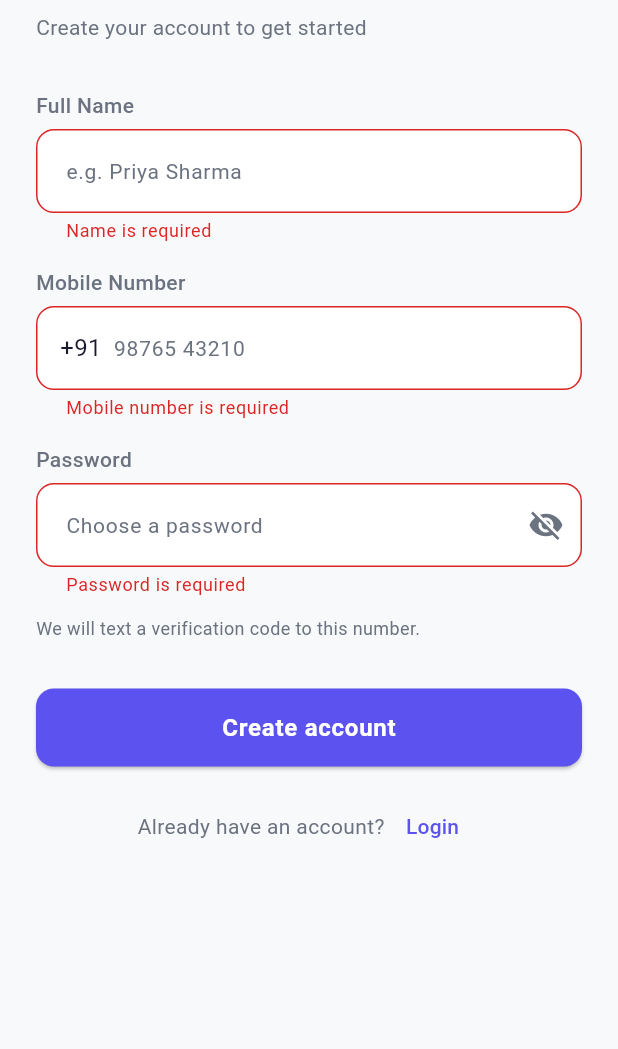
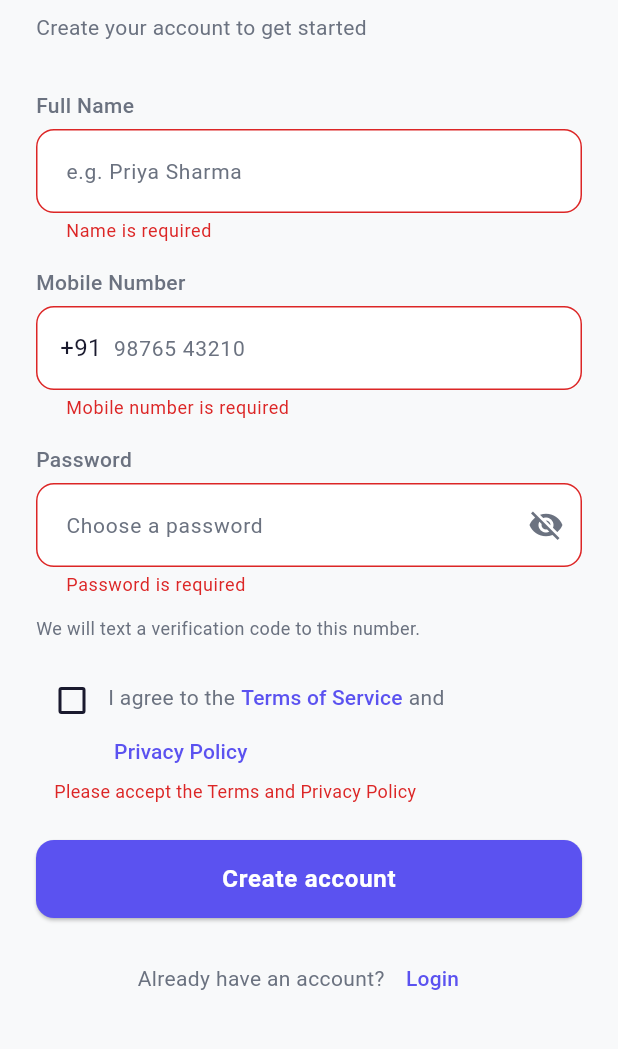
Before and after one commit to alakh8653/AlakhService, a Flutter app: the RegisterPage screen opened directly, after a tap on "Create account", on a phone screen of 412 x 824 dp, the part 171-1220 px from its top. Run offline on Flutter 3.47's test engine with Material 3 defaults, Android fonts, the phone set to English and light mode, and no system bars; our stand-ins replace connectivity_plus, dartz, dio, equatable, flutter_bloc, flutter_secure_storage and 6 more; missing offline and left inert: encrypt, razorpay_flutter; accounts and stored records are empty; network calls fail; Roboto replaces fonts that are missing (Poppins).

Commit message:
feat(mobile): required Terms and Privacy consent at sign-up
The register screen asks GET /api/v1/legal/current for the Terms version and
links (falling back to 2026-10 and LEGAL_BASE_URL pages) and sends
accepted_terms_version with the registration.

Co-Authored-By: Claude Opus 5.5 <noreply@anthropic.com>
Claude-Session: https://claude.ai/code/session_01GJFERNMU4BnRseq4wD3ZF9

```diff
--- a/apps/mobile_app/lib/core/di/injection_container.dart
+++ b/apps/mobile_app/lib/core/di/injection_container.dart
@@ -23,6 +23,7 @@ import '../../features/booking/domain/usecases/cancel_booking_usecase.dart';
 import '../../features/booking/domain/usecases/create_booking_usecase.dart';
 import '../../features/booking/presentation/bloc/booking_bloc.dart';
 import '../../features/chat/data/chat_api.dart';
+import '../../features/legal/data/legal_api.dart';
 import '../../features/notifications/data/notifications_api.dart';
 import '../../features/payment/data/payment_api.dart';
 import '../../features/jobs/data/location_reporter.dart';
@@ -124,4 +125,5 @@ Future<void> init({TokenStore? tokens}) async {
   sl.registerLazySingleton(() => AvailabilityApi(sl()));
   sl.registerLazySingleton(() => ShopHoursApi(sl()));
   sl.registerLazySingleton(() => ChatApi(sl()));
+  sl.registerLazySingleton(() => LegalApi(sl()));
 }
--- a/apps/mobile_app/lib/features/auth/domain/repositories/auth_repository.dart
+++ b/apps/mobile_app/lib/features/auth/domain/repositories/auth_repository.dart
@@ -1,17 +1,20 @@
 import 'package:dartz/dartz.dart';
 import '../../../../core/errors/failures.dart';
 import '../entities/user.dart';
+import '../../../legal/data/legal_api.dart';
 
 abstract class AuthRepository {
   /// Signs in with an email or phone number and password.
   Future<Either<Failure, User>> login({required String phone, required String password});
 
-  /// Creates the account and texts a verification code to [phone].
+  /// Creates the account and texts a verification code to [phone]. [acceptedTermsVersion] is the
+  /// Terms version the user agreed to.
   Future<Either<Failure, bool>> register({
     required String name,
     required String phone,
     required String password,
     required String role,
+    String acceptedTermsVersion = LegalLinks.fallbackTermsVersion,
   });
 
   /// Confirms a 'registration' or 'login' code, which signs the user in.
--- a/apps/mobile_app/lib/features/auth/domain/usecases/register_usecase.dart
+++ b/apps/mobile_app/lib/features/auth/domain/usecases/register_usecase.dart
@@ -1,6 +1,7 @@
 import 'package:dartz/dartz.dart';
 import 'package:equatable/equatable.dart';
 import '../../../../core/errors/failures.dart';
+import '../../../legal/data/legal_api.dart';
 import '../repositories/auth_repository.dart';
 
 class RegisterUseCase {
@@ -14,6 +15,7 @@ class RegisterUseCase {
       phone: params.phone,
       password: params.password,
       role: params.role,
+      acceptedTermsVersion: params.acceptedTermsVersion,
     );
   }
 }
@@ -23,14 +25,16 @@ class RegisterParams extends Equatable {
   final String phone;
   final String password;
   final String role;
+  final String acceptedTermsVersion;
 
   const RegisterParams({
     required this.name,
     required this.phone,
     required this.password,
     required this.role,
+    this.acceptedTermsVersion = LegalLinks.fallbackTermsVersion,
   });
 
   @override
-  List<Object?> get props => [name, phone, password, role];
+  List<Object?> get props => [name, phone, password, role, acceptedTermsVersion];
 }
--- a/apps/mobile_app/lib/features/auth/presentation/bloc/auth_bloc.dart
+++ b/apps/mobile_app/lib/features/auth/presentation/bloc/auth_bloc.dart
@@ -68,6 +68,7 @@ class AuthBloc extends Bloc<AuthEvent, AuthState> {
         phone: event.phone,
         password: event.password,
         role: event.role,
+        acceptedTermsVersion: event.acceptedTermsVersion,
       ),
     );
     result.fold(
--- a/apps/mobile_app/lib/features/auth/presentation/bloc/auth_event.dart
+++ b/apps/mobile_app/lib/features/auth/presentation/bloc/auth_event.dart
@@ -1,4 +1,6 @@
 import 'package:equatable/equatable.dart';
+
+import '../../../legal/data/legal_api.dart';
 
 abstract class AuthEvent extends Equatable {
   const AuthEvent();
@@ -23,15 +25,19 @@ class RegisterRequested extends AuthEvent {
   final String password;
   final String role;
 
+  /// The Terms version the user ticked to accept.
+  final String acceptedTermsVersion;
+
   const RegisterRequested({
     required this.name,
     required this.phone,
     required this.password,
     required this.role,
+    this.acceptedTermsVersion = LegalLinks.fallbackTermsVersion,
   });
 
   @override
-  List<Object> get props => [name, phone, password, role];
+  List<Object> get props => [name, phone, password, role, acceptedTermsVersion];
 }
 
 class OtpVerificationRequested extends AuthEvent {
--- a/apps/mobile_app/lib/features/auth/presentation/pages/register_page.dart
+++ b/apps/mobile_app/lib/features/auth/presentation/pages/register_page.dart
@@ -2,12 +2,15 @@ import 'package:flutter/material.dart';
 import 'package:flutter/services.dart';
 import 'package:flutter_bloc/flutter_bloc.dart';
 import '../../../../core/constants/app_constants.dart';
+import '../../../../core/di/injection_container.dart';
 import '../../../../core/theme/app_colors.dart';
 import '../../../../core/theme/app_theme.dart';
 import '../../../../core/theme/app_text_styles.dart';
 import '../../../../shared/widgets/custom_button.dart';
 import '../../../../shared/widgets/custom_text_field.dart';
 import '../../../../shared/utils/validators.dart';
+import '../../../directions/presentation/how_to_get_there_sheet.dart' show LinkOpener, openExternally;
+import '../../../legal/data/legal_api.dart';
 import '../bloc/auth_bloc.dart';
 import '../bloc/auth_event.dart';
 import '../bloc/auth_state.dart';
@@ -16,7 +19,11 @@ import 'otp_verification_page.dart';
 import '../../../../l10n/l10n.dart';
 
 class RegisterPage extends StatefulWidget {
-  const RegisterPage({super.key});
+  /// Where the current Terms version and links come from; the build's own when left out.
+  final LegalApi? legalApi;
+  final LinkOpener? open;
+
+  const RegisterPage({super.key, this.legalApi, this.open});
 
   @override
   State<RegisterPage> createState() => _RegisterPageState();
@@ -28,6 +35,19 @@ class _RegisterPageState extends State<RegisterPage> {
   final _phoneController = TextEditingController();
   final _passwordController = TextEditingController();
   bool _obscurePassword = true;
+  bool _acceptedTerms = false;
+  LegalInfo _legal = LegalInfo.fallback;
+
+  @override
+  void initState() {
+    super.initState();
+    final api = widget.legalApi ?? (sl.isRegistered<LegalApi>() ? sl<LegalApi>() : null);
+    api?.current().then((info) {
+      if (mounted) setState(() => _legal = info);
+    });
+  }
+
+  void _openLink(String url) => (widget.open ?? openExternally)(Uri.parse(url)).catchError((Object _) => false);
 
   @override
   void dispose() {
@@ -46,6 +66,7 @@ class _RegisterPageState extends State<RegisterPage> {
               phone: _phoneController.text.trim(),
               password: _passwordController.text,
               role: AppConstants.roleUser,
+              acceptedTermsVersion: _legal.termsVersion,
             ),
           );
     }
@@ -138,7 +159,51 @@ class _RegisterPageState extends State<RegisterPage> {
                   l10n.registerCodeNote,
                   style: AppTextStyles.caption.themed(context),
                 ),
-                const SizedBox(height: 32),
+                const SizedBox(height: 16),
+                FormField<bool>(
+                  initialValue: _acceptedTerms,
+                  validator: (_) => _acceptedTerms ? null : l10n.termsRequired,
+                  builder: (field) => Column(
+                    crossAxisAlignment: CrossAxisAlignment.start,
+                    children: [
+                      Row(
+                        crossAxisAlignment: CrossAxisAlignment.start,
+                        children: [
+                          Checkbox(
+                            value: _acceptedTerms,
+                            onChanged: (value) {
+                              setState(() => _acceptedTerms = value ?? false);
+                              field.didChange(value);
+                            },
+                          ),
+                          Expanded(
+                            child: Padding(
+                              padding: const EdgeInsets.only(top: 4),
+                              child: Wrap(
+                                crossAxisAlignment: WrapCrossAlignment.center,
+                                children: [
+                                  Text(l10n.termsAgree, style: AppTextStyles.body2.themed(context)),
+                                  _LinkButton(label: l10n.termsOfService, onTap: () => _openLink(_legal.termsUrl)),
+                                  Text(l10n.termsAnd, style: AppTextStyles.body2.themed(context)),
+                                  _LinkButton(label: l10n.privacyPolicy, onTap: () => _openLink(_legal.privacyUrl)),
+                                ],
+                              ),
+                            ),
+                          ),
+                        ],
+                      ),
+                      if (field.hasError)
+                        Padding(
+                          padding: const EdgeInsets.only(left: 12),
+                          child: Text(
+                            field.errorText!,
+                            style: AppTextStyles.caption.copyWith(color: context.colors.error),
+                          ),
+                        ),
+                    ],
+                  ),
+                ),
+                const SizedBox(height: 24),
                 BlocBuilder<AuthBloc, AuthState>(
                   builder: (context, state) {
                     return CustomButton(
@@ -168,3 +233,22 @@ class _RegisterPageState extends State<RegisterPage> {
     );
   }
 }
+
+/// A compact text link inside a sentence.
+class _LinkButton extends StatelessWidget {
+  final String label;
+  final VoidCallback onTap;
+
+  const _LinkButton({required this.label, required this.onTap});
+
+  @override
+  Widget build(BuildContext context) => TextButton(
+        onPressed: onTap,
+        style: TextButton.styleFrom(
+          padding: const EdgeInsets.symmetric(horizontal: 4),
+          minimumSize: const Size(0, 36),
+          tapTargetSize: MaterialTapTargetSize.shrinkWrap,
+        ),
+        child: Text(label),
+      );
+}
--- /dev/null
+++ b/apps/mobile_app/lib/features/legal/data/legal_api.dart
@@ -0,0 +1,74 @@
+import '../../../core/constants/api_constants.dart';
+import '../../../core/network/api_client.dart';
+
+/// Where the legal pages live. Set per build with `--dart-define=LEGAL_BASE_URL=https://example.in`.
+/// PLACEHOLDER: replace the default with the real site before release.
+class LegalLinks {
+  LegalLinks._();
+
+  static const String baseUrl = String.fromEnvironment('LEGAL_BASE_URL', defaultValue: 'https://alakhservice.in');
+
+  /// The Terms version this build was written against, sent when the server can't be asked.
+  static const String fallbackTermsVersion = '2026-10';
+}
+
+/// The current Terms version and the legal pages (GET /api/v1/legal/current, public).
+class LegalInfo {
+  final String termsVersion;
+  final String termsUrl;
+  final String privacyUrl;
+  final String refundUrl;
+  final String grievanceUrl;
+
+  const LegalInfo({
+    required this.termsVersion,
+    required this.termsUrl,
+    required this.privacyUrl,
+    required this.refundUrl,
+    required this.grievanceUrl,
+  });
+
+  /// The build's own links and version, for when the server can't be reached.
+  static const fallback = LegalInfo(
+    termsVersion: LegalLinks.fallbackTermsVersion,
+    termsUrl: '${LegalLinks.baseUrl}/terms',
+    privacyUrl: '${LegalLinks.baseUrl}/privacy',
+    refundUrl: '${LegalLinks.baseUrl}/refunds',
+    grievanceUrl: '${LegalLinks.baseUrl}/grievance',
+  );
+
+  factory LegalInfo.fromJson(Map<String, dynamic> json) {
+    String pick(String key, String fallback) {
+      final value = json[key];
+      return value is String && value.isNotEmpty ? value : fallback;
+    }
+
+    return LegalInfo(
+      termsVersion: pick('terms_version', LegalInfo.fallback.termsVersion),
+      termsUrl: pick('terms_url', LegalInfo.fallback.termsUrl),
+      privacyUrl: pick('privacy_url', LegalInfo.fallback.privacyUrl),
+      refundUrl: pick('refund_url', LegalInfo.fallback.refundUrl),
+      grievanceUrl: pick('grievance_url', LegalInfo.fallback.grievanceUrl),
+    );
+  }
+}
+
+class LegalApi {
+  final ApiClient apiClient;
+
+  LegalApi(this.apiClient);
+
+  LegalInfo? _cached;
+
+  /// The server's current legal info, or [LegalInfo.fallback] if it can't be read. Never throws.
+  Future<LegalInfo> current() async {
+    final cached = _cached;
+    if (cached != null) return cached;
+    try {
+      final response = await apiClient.get<Map<String, dynamic>>(ApiConstants.legalCurrent, options: ApiClient.anonymous);
+      return _cached = LegalInfo.fromJson(response.data ?? const {});
+    } catch (_) {
+      return LegalInfo.fallback;
+    }
+  }
+}
--- a/apps/mobile_app/lib/l10n/app_en.arb
+++ b/apps/mobile_app/lib/l10n/app_en.arb
@@ -832,5 +832,10 @@
   "invoiceLoading": "Loading invoice…",
   "paymentPartlyRefunded": "Partly refunded",
   "cancelPolicy": "Free cancellation until 2 hours before your booking. After that, a cancellation fee may apply.",
-  "cancelPolicyLate": "Your booking is less than 2 hours away, so a cancellation fee may apply."
+  "cancelPolicyLate": "Your booking is less than 2 hours away, so a cancellation fee may apply.",
+  "termsRequired": "Please accept the Terms and Privacy Policy",
+  "termsAgree": "I agree to the",
+  "termsOfService": "Terms of Service",
+  "termsAnd": "and",
+  "privacyPolicy": "Privacy Policy"
 }
--- a/apps/mobile_app/lib/l10n/app_localizations.dart
+++ b/apps/mobile_app/lib/l10n/app_localizations.dart
@@ -2635,6 +2635,36 @@ abstract class AppLocalizations {
   /// In en, this message translates to:
   /// **'Your booking is less than 2 hours away, so a cancellation fee may apply.'**
   String get cancelPolicyLate;
+
+  /// No description provided for @termsRequired.
+  ///
+  /// In en, this message translates to:
+  /// **'Please accept the Terms and Privacy Policy'**
+  String get termsRequired;
+
+  /// No description provided for @termsAgree.
+  ///
+  /// In en, this message translates to:
+  /// **'I agree to the'**
+  String get termsAgree;
+
+  /// No description provided for @termsOfService.
+  ///
+  /// In en, this message translates to:
+  /// **'Terms of Service'**
+  String get termsOfService;
+
+  /// No description provided for @termsAnd.
+  ///
+  /// In en, this message translates to:
+  /// **'and'**
+  String get termsAnd;
+
+  /// No description provided for @privacyPolicy.
+  ///
+  /// In en, this message translates to:
+  /// **'Privacy Policy'**
+  String get privacyPolicy;
 }
 
 class _AppLocalizationsDelegate
--- a/apps/mobile_app/lib/l10n/app_localizations_en.dart
+++ b/apps/mobile_app/lib/l10n/app_localizations_en.dart
@@ -1463,4 +1463,19 @@ class AppLocalizationsEn extends AppLocalizations {
   @override
   String get cancelPolicyLate =>
       'Your booking is less than 2 hours away, so a cancellation fee may apply.';
+
+  @override
+  String get termsRequired => 'Please accept the Terms and Privacy Policy';
+
+  @override
+  String get termsAgree => 'I agree to the';
+
+  @override
+  String get termsOfService => 'Terms of Service';
+
+  @override
+  String get termsAnd => 'and';
+
+  @override
+  String get privacyPolicy => 'Privacy Policy';
 }
```
Also changed, not shown: apps/mobile_app/lib/features/auth/data/datasources/auth_remote_datasource.dart (+21 -3 lines), apps/mobile_app/lib/features/auth/data/repositories/auth_repository_impl.dart (+9 -1 lines), apps/mobile_app/lib/l10n/app_hi.arb (+6 -1 lines), apps/mobile_app/lib/l10n/app_localizations_hi.dart (+15 -0 lines), 2 other files.
